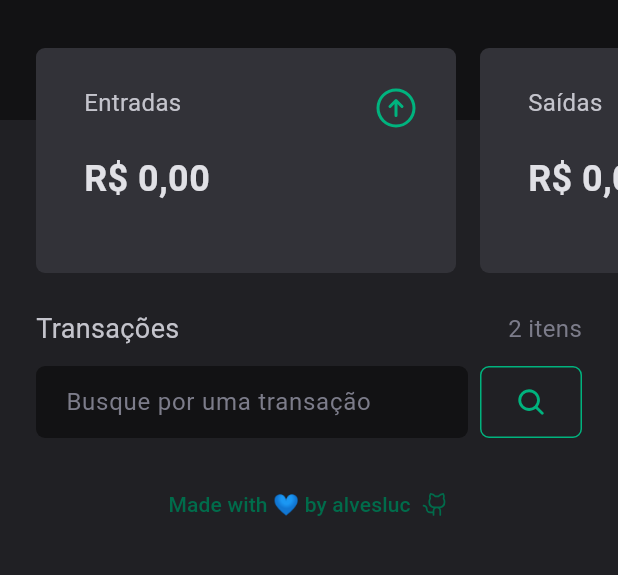
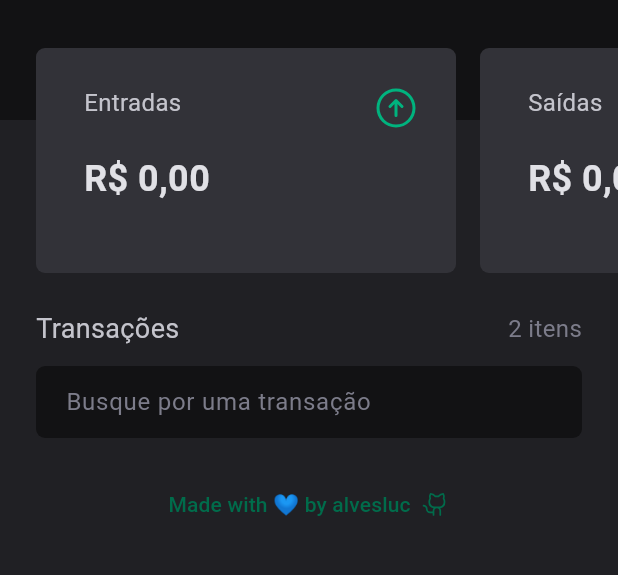
Before and after one commit to alvesluc/dt_money, a Flutter app: the screen it shows after launch, on a phone screen of 412 x 824 dp, the part 180-755 px from its top. Run offline on Flutter 3.47's test engine with Material 2 defaults, Android fonts, the phone set to English and light mode, and no system bars; our stand-ins replace currency_text_input_formatter, phosphor_flutter, shared_preferences.

Commit message:
Added debounce and removed transaction type from query results

```diff
--- a/lib/src/features/home/models/transaction.dart
+++ b/lib/src/features/home/models/transaction.dart
@@ -61,6 +61,6 @@ class TransactionModel {
   }
 
   String toQuery() {
-    return '($description ${value.toCurrency()} $category ${type.name} ${DateFormat('dd/MM/y').format(entryDate)})'.toLowerCase();
+    return '($description ${value.toCurrency()} $category ${DateFormat('dd/MM/y').format(entryDate)})'.toLowerCase();
   }
 }
--- a/lib/src/features/home/widgets/search_transactions.dart
+++ b/lib/src/features/home/widgets/search_transactions.dart
@@ -1,10 +1,9 @@
+import 'dart:async';
+
 import 'package:flutter/material.dart';
-import 'package:phosphor_flutter/phosphor_flutter.dart';
 import 'package:provider/provider.dart';
 
 import '../../../providers/transactions_provider.dart';
-import '../../../shared/colors.dart';
-import '../../../shared/extensions.dart';
 import '../../../shared/widgets/default_textfield.dart';
 
 class SearchTransactions extends StatefulWidget {
@@ -15,13 +14,20 @@ class SearchTransactions extends StatefulWidget {
 }
 
 class _SearchTransactionsState extends State<SearchTransactions> {
-  String query = '';
+  Timer? _debounce;
 
-  void _onChanged(String text) => query = text;
+  _onSearchChanged(String query) {
+    if (_debounce?.isActive ?? false) _debounce?.cancel();
+    _debounce = Timer(const Duration(milliseconds: 300), () {
+      final transactionsStore = context.read<TransactionsStore>();
+      transactionsStore.searchTransaction(query);
+    });
+  }
 
-  void _onSearch(BuildContext context) {
-    final transactionStore = context.read<TransactionsStore>();
-    transactionStore.searchTransaction(query);
+  @override
+  void dispose() {
+    _debounce?.cancel();
+    super.dispose();
   }
 
   @override
@@ -35,82 +41,9 @@ class _SearchTransactionsState extends State<SearchTransactions> {
               constraints: const BoxConstraints(maxWidth: 1168),
               padding: const EdgeInsets.symmetric(horizontal: 24),
               transform: Matrix4.translationValues(0.0, -12.0, 0.0),
-              child: Row(
-                mainAxisAlignment: MainAxisAlignment.spaceBetween,
-                children: [
-                  Expanded(
-                    child: DefaultTextField(
-                      hint: 'Busque por uma transação',
-                      onChanged: _onChanged,
-                    ),
-                  ),
-                  const SizedBox(width: 8),
-                  SizedBox(
-                    height: double.maxFinite,
-                    child: Builder(
-                      builder: (_) {
-                        if (constraints.isDesktop) {
-                          return OutlinedButton(
-                            onPressed: () => _onSearch(context),
-                            style: OutlinedButton.styleFrom(
-                              backgroundColor: Colors.transparent,
-                              padding: const EdgeInsets.symmetric(
-                                vertical: 16,
-                                horizontal: 32,
-                              ),
-                              side: const BorderSide(
-                                width: 1,
-                                color: AppColors.greenLight,
-                              ),
-                              shape: const RoundedRectangleBorder(
-                                borderRadius:
-                                    BorderRadius.all(Radius.circular(6.0)),
-                              ),
-                            ),
-                            child: Row(
-                              children: const [
-                                Icon(
-                                  PhosphorIcons.magnifyingGlassBold,
-                                  color: AppColors.greenLight,
-                                  size: 20,
-                                ),
-                                SizedBox(width: 12),
-                                Text(
-                                  'Buscar',
-                                  style: TextStyle(
-                                    fontSize: 16,
-                                    fontWeight: FontWeight.bold,
-                                    color: AppColors.greenLight,
-                                  ),
-                                )
-                              ],
-                            ),
-                          );
-                        }
-                        return OutlinedButton(
-                          onPressed: () => _onSearch(context),
-                          style: OutlinedButton.styleFrom(
-                            backgroundColor: Colors.transparent,
-                            minimumSize: const Size(0, 0),
-                            side: const BorderSide(
-                              width: 1,
-                              color: AppColors.greenLight,
-                            ),
-                            shape: const RoundedRectangleBorder(
-                              borderRadius:
-                                  BorderRadius.all(Radius.circular(6.0)),
-                            ),
-                          ),
-                          child: const Icon(
-                            PhosphorIcons.magnifyingGlassBold,
-                            color: AppColors.greenLight,
-                            size: 20,
-                          ),
-                        );
-                      },
-                    ),
-                  ),
-                ],
+              child: DefaultTextField(
+                hint: 'Busque por uma transação',
+                onChanged: _onSearchChanged,
               ),
             );
           },
```
